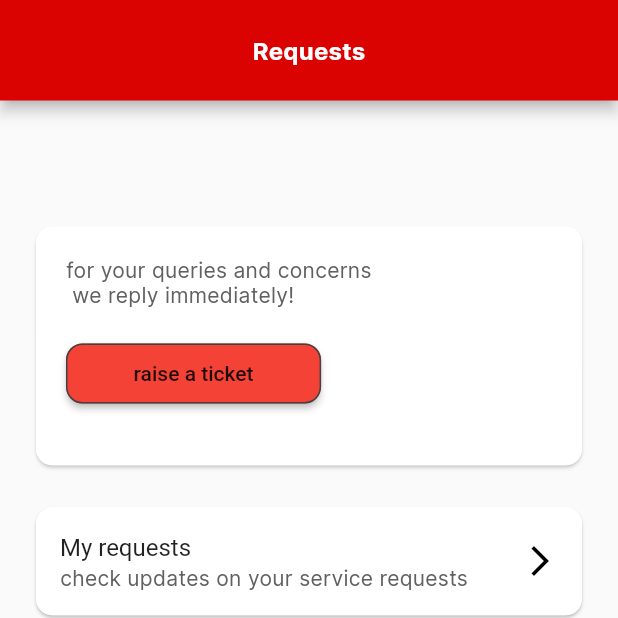
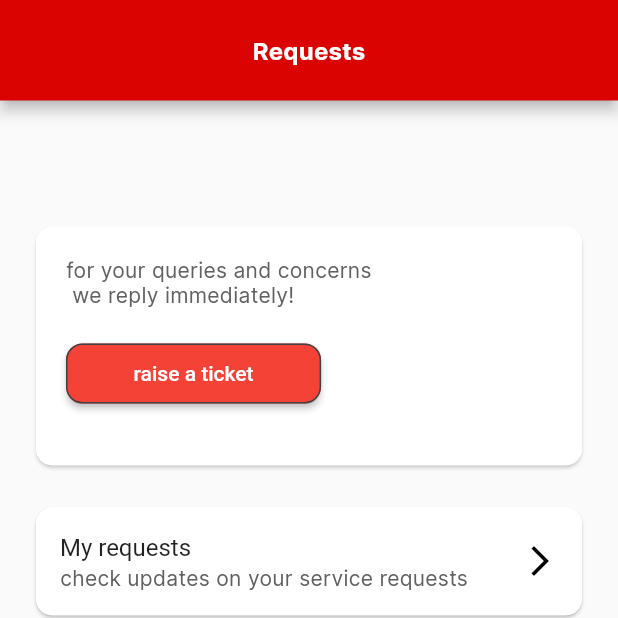
Before and after one commit to ShashiKha9/towfinUserchnages, a Flutter app: the screen it shows after launch, on a phone screen of 412 x 824 dp, the top half of it. Run offline on Flutter 3.47's test engine with Material 2 defaults, Android fonts, the phone set to English and light mode, and no system bars; our stand-ins replace device_info, dio, dotted_border, expandable, firebase_core, firebase_dynamic_links and 13 more; missing offline and left inert: ars_progress_dialog, flutter_polyline_points, flutter_statusbarcolor, flutter_stripe, square_in_app_payments; accounts and stored records are empty.

```diff
--- a/RoadRunnerUser/lib/HomePage/requestScreen.dart
+++ b/RoadRunnerUser/lib/HomePage/requestScreen.dart
@@ -41,7 +41,9 @@ appBar: AppBar(
                    context,
                    MaterialPageRoute(builder: (context) => TicketScreen()),
                  );               },
-                   child: Text("raise a ticket"),
+                   child: Text("raise a ticket",style: TextStyle(
+                     color: Colors.white
+                   ),),
                    shape: RoundedRectangleBorder(
                      borderRadius: BorderRadius.circular(11),
                      side: BorderSide(color: Colors.grey[800]),
```
Also changed, not shown: RoadRunnerUser/lib/HomePage/ticketscreen.dart (+17 -9 lines).
